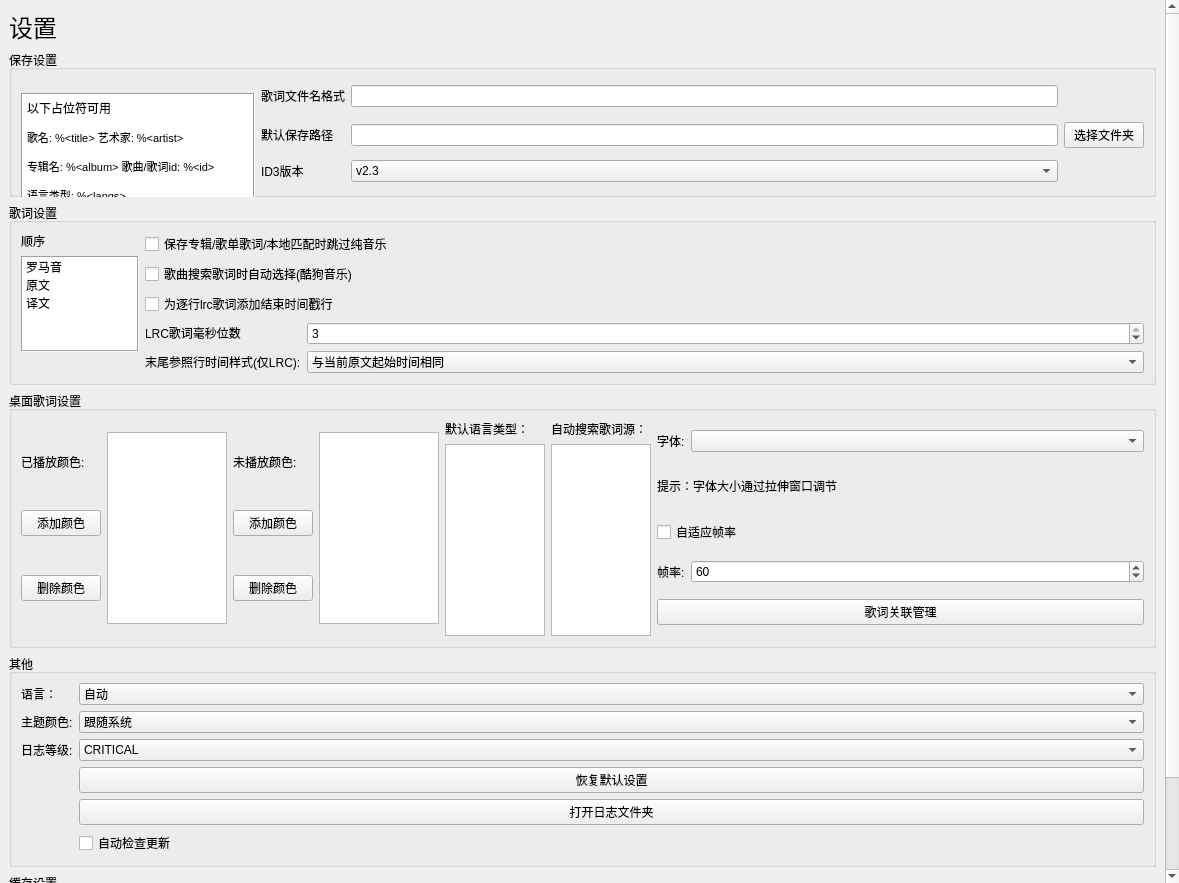
Before: the Qt Designer form LDDC/ui/settings.ui in chenmozhijin/LDDC, drawn with Qt 5.
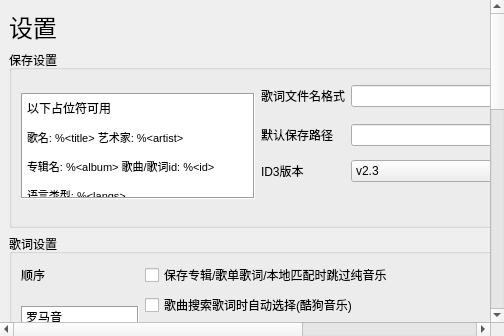
After: the same form once the commit is applied. Custom widgets are drawn as their Qt base class.

Patch:
```diff
--- a/LDDC/ui/settings.ui
+++ b/LDDC/ui/settings.ui
@@ -2,14 +2,6 @@
 <ui version="4.0">
  <class>settings</class>
  <widget class="QWidget" name="settings">
-  <property name="geometry">
-   <rect>
-    <x>0</x>
-    <y>0</y>
-    <width>1179</width>
-    <height>883</height>
-   </rect>
-  </property>
   <layout class="QVBoxLayout" name="verticalLayout">
    <property name="leftMargin">
     <number>0</number>
@@ -38,14 +30,6 @@
       <bool>true</bool>
      </property>
      <widget class="QWidget" name="scrollAreaWidgetContents">
-      <property name="geometry">
-       <rect>
-        <x>0</x>
-        <y>0</y>
-        <width>1167</width>
-        <height>959</height>
-       </rect>
-      </property>
       <layout class="QVBoxLayout" name="verticalLayout_2">
        <item>
         <widget class="QLabel" name="label">
@@ -70,7 +54,10 @@
          <property name="title">
           <string>保存设置</string>
          </property>
-         <layout class="QGridLayout" name="gridLayout_13">
+         <layout class="QGridLayout" name="gridLayout_4">
+          <property name="bottomMargin">
+           <number>40</number>
+          </property>
           <item row="0" column="0" rowspan="3">
            <widget class="QTextBrowser" name="textBrowser_5">
             <property name="sizePolicy">
@@ -110,7 +97,7 @@
 hr { height: 1px; border-width: 0; }
 li.unchecked::marker { content: &quot;\2610&quot;; }
 li.checked::marker { content: &quot;\2612&quot;; }
-&lt;/style&gt;&lt;/head&gt;&lt;body style=&quot; font-size:9pt; font-weight:400; font-style:normal;&quot;&gt;
+&lt;/style&gt;&lt;/head&gt;&lt;body style=&quot; font-family:'Microsoft YaHei UI'; font-size:9pt; font-weight:400; font-style:normal;&quot;&gt;
 &lt;p style=&quot; margin-top:12px; margin-bottom:12px; margin-left:0px; margin-right:0px; -qt-block-indent:0; text-indent:0px;&quot;&gt;以下占位符可用&lt;/p&gt;
 &lt;p style=&quot; margin-top:12px; margin-bottom:12px; margin-left:0px; margin-right:0px; -qt-block-indent:0; text-indent:0px;&quot;&gt;&lt;span style=&quot; font-size:8pt;&quot;&gt;歌名: %&amp;lt;title&amp;gt; 艺术家: %&amp;lt;artist&amp;gt;&lt;/span&gt;&lt;/p&gt;
 &lt;p style=&quot; margin-top:12px; margin-bottom:12px; margin-left:0px; margin-right:0px; -qt-block-indent:0; text-indent:0px;&quot;&gt;&lt;span style=&quot; font-size:8pt;&quot;&gt;专辑名: %&amp;lt;album&amp;gt; 歌曲/歌词id: %&amp;lt;id&amp;gt;&lt;/span&gt;&lt;/p&gt;
@@ -176,20 +163,6 @@
             </property>
            </widget>
           </item>
-          <item row="2" column="2">
-           <widget class="QComboBox" name="id3_ver_comboBox">
-            <item>
-             <property name="text">
-              <string>v2.3</string>
-             </property>
-            </item>
-            <item>
-             <property name="text">
-              <string>v2.4</string>
-             </property>
-            </item>
-           </widget>
-          </item>
           <item row="2" column="1">
            <widget class="QLabel" name="label_28">
             <property name="text">
@@ -197,6 +170,20 @@
             </property>
            </widget>
           </item>
+          <item row="2" column="2">
+           <widget class="QComboBox" name="id3_ver_comboBox">
+            <item>
+             <property name="text">
+              <string>v2.3</string>
+             </property>
+            </item>
+            <item>
+             <property name="text">
+              <string>v2.4</string>
+             </property>
+            </item>
+           </widget>
+          </item>
          </layout>
         </widget>
        </item>
@@ -205,29 +192,11 @@
          <property name="title">
           <string>歌词设置</string>
          </property>
-         <layout class="QHBoxLayout" name="horizontalLayout">
-          <item>
-           <layout class="QVBoxLayout" name="verticalLayout_4">
-            <property name="sizeConstraint">
-             <enum>QLayout::SizeConstraint::SetDefaultConstraint</enum>
-            </property>
-            <item>
-             <widget class="QLabel" name="label_4">
-              <property name="sizePolicy">
-               <sizepolicy hsizetype="Fixed" vsizetype="Fixed">
-                <horstretch>0</horstretch>
-                <verstretch>0</verstretch>
-               </sizepolicy>
-              </property>
-              <property name="text">
-               <string>顺序</string>
-              </property>
-             </widget>
-            </item>
-            <item>
+         <layout class="QGridLayout" name="gridLayout">
+          <item row="1" column="0" rowspan="6">
              <widget class="LyricOrderListWidget" name="langs_order_listWidget">
               <property name="sizePolicy">
-               <sizepolicy hsizetype="Fixed" vsizetype="Fixed">
+             <sizepolicy hsizetype="Fixed" vsizetype="Preferred">
                 <horstretch>0</horstretch>
                 <verstretch>0</verstretch>
                </sizepolicy>
@@ -297,39 +266,108 @@
               </item>
              </widget>
             </item>
-            <item>
-             <spacer name="verticalSpacer">
-              <property name="orientation">
-               <enum>Qt::Orientation::Vertical</enum>
-              </property>
-              <property name="sizeType">
-               <enum>QSizePolicy::Policy::Preferred</enum>
-              </property>
-              <property name="sizeHint" stdset="0">
-               <size>
-                <width>20</width>
-                <height>40</height>
-               </size>
-              </property>
-             </spacer>
-            </item>
-           </layout>
+          <item row="3" column="1">
+           <widget class="QLabel" name="label_6">
+            <property name="sizePolicy">
+             <sizepolicy hsizetype="Fixed" vsizetype="Fixed">
+              <horstretch>0</horstretch>
+              <verstretch>0</verstretch>
+             </sizepolicy>
+            </property>
+            <property name="text">
+             <string>LRC歌词毫秒位数:</string>
+            </property>
+           </widget>
+          </item>
+          <item row="4" column="1">
+           <widget class="QLabel" name="label_8">
+            <property name="sizePolicy">
+             <sizepolicy hsizetype="Fixed" vsizetype="Fixed">
+              <horstretch>0</horstretch>
+              <verstretch>0</verstretch>
+             </sizepolicy>
+            </property>
+            <property name="text">
+             <string>末尾参照行时间样式(仅LRC):</string>
+            </property>
+           </widget>
+          </item>
+          <item row="0" column="1" colspan="4">
+           <widget class="QCheckBox" name="skip_inst_lyrics_checkBox">
+            <property name="sizePolicy">
+             <sizepolicy hsizetype="Preferred" vsizetype="Fixed">
+              <horstretch>0</horstretch>
+              <verstretch>0</verstretch>
+             </sizepolicy>
+            </property>
+            <property name="text">
+             <string>保存专辑/歌单歌词/本地匹配时跳过纯音乐</string>
+            </property>
+           </widget>
           </item>
-          <item>
-           <layout class="QGridLayout" name="gridLayout_4">
-            <item row="1" column="0">
+          <item row="2" column="1" colspan="4">
+           <widget class="QCheckBox" name="add_end_timestamp_line_checkBox">
+            <property name="sizePolicy">
+             <sizepolicy hsizetype="Preferred" vsizetype="Fixed">
+              <horstretch>0</horstretch>
+              <verstretch>0</verstretch>
+             </sizepolicy>
+            </property>
+            <property name="text">
+             <string>为逐行lrc歌词添加结束时间戳行</string>
+            </property>
+           </widget>
+          </item>
+          <item row="0" column="0">
+           <widget class="QLabel" name="label_4">
+            <property name="sizePolicy">
+             <sizepolicy hsizetype="Preferred" vsizetype="Fixed">
+              <horstretch>0</horstretch>
+              <verstretch>0</verstretch>
+             </sizepolicy>
+            </property>
+            <property name="text">
+             <string>顺序</string>
+            </property>
+           </widget>
+          </item>
+          <item row="1" column="1" colspan="4">
              <widget class="QCheckBox" name="auto_select_checkBox">
+            <property name="sizePolicy">
+             <sizepolicy hsizetype="Preferred" vsizetype="Fixed">
+              <horstretch>0</horstretch>
+              <verstretch>0</verstretch>
+             </sizepolicy>
+            </property>
               <property name="text">
                <string>歌曲搜索歌词时自动选择(酷狗音乐)</string>
               </property>
              </widget>
             </item>
-            <item row="3" column="0">
-             <layout class="QGridLayout" name="gridLayout_8">
-              <item row="0" column="2">
+          <item row="4" column="2" colspan="3">
+           <widget class="QComboBox" name="last_ref_line_time_sty_comboBox">
+            <property name="sizePolicy">
+             <sizepolicy hsizetype="Preferred" vsizetype="Fixed">
+              <horstretch>0</horstretch>
+              <verstretch>0</verstretch>
+             </sizepolicy>
+            </property>
+            <item>
+             <property name="text">
+              <string>与当前原文起始时间相同</string>
+             </property>
+            </item>
+            <item>
+             <property name="text">
+              <string>与下一行原文起始时间接近</string>
+             </property>
+            </item>
+           </widget>
+          </item>
+          <item row="3" column="2" colspan="3">
                <widget class="QSpinBox" name="lrc_ms_digit_count_spinBox">
                 <property name="sizePolicy">
-                 <sizepolicy hsizetype="Minimum" vsizetype="Fixed">
+             <sizepolicy hsizetype="Preferred" vsizetype="Fixed">
                   <horstretch>0</horstretch>
                   <verstretch>0</verstretch>
                  </sizepolicy>
@@ -357,58 +395,6 @@
                 </property>
                </widget>
               </item>
-              <item row="0" column="1">
-               <widget class="QLabel" name="label_6">
-                <property name="sizePolicy">
-                 <sizepolicy hsizetype="Fixed" vsizetype="Fixed">
-                  <horstretch>0</horstretch>
-                  <verstretch>0</verstretch>
-                 </sizepolicy>
-                </property>
-                <property name="text">
-                 <string>LRC歌词毫秒位数</string>
-                </property>
-               </widget>
-              </item>
-              <item row="1" column="1">
-               <widget class="QLabel" name="label_8">
-                <property name="text">
-                 <string>末尾参照行时间样式(仅LRC):</string>
-                </property>
-               </widget>
-              </item>
-              <item row="1" column="2">
-               <widget class="QComboBox" name="last_ref_line_time_sty_comboBox">
-                <item>
-                 <property name="text">
-                  <string>与当前原文起始时间相同</string>
-                 </property>
-                </item>
-                <item>
-                 <property name="text">
-                  <string>与下一行原文起始时间接近</string>
-                 </property>
-                </item>
-               </widget>
-              </item>
-             </layout>
-            </item>
-            <item row="0" column="0">
-             <widget class="QCheckBox" name="skip_inst_lyrics_checkBox">
-              <property name="text">
-               <string>保存专辑/歌单歌词/本地匹配时跳过纯音乐</string>
-              </property>
-             </widget>
-            </item>
-            <item row="2" column="0">
-             <widget class="QCheckBox" name="add_end_timestamp_line_checkBox">
-              <property name="text">
-               <string>为逐行lrc歌词添加结束时间戳行</string>
-              </property>
-             </widget>
-            </item>
-           </layout>
-          </item>
          </layout>
         </widget>
        </item>
@@ -417,25 +403,8 @@
          <property name="title">
           <string>桌面歌词设置</string>
          </property>
-         <layout class="QVBoxLayout" name="verticalLayout_3">
-          <item>
-           <layout class="QHBoxLayout" name="horizontalLayout_2">
-            <item>
              <layout class="QGridLayout" name="gridLayout_3">
-              <item row="2" column="0">
-               <widget class="QPushButton" name="played_del_color_button">
-                <property name="sizePolicy">
-                 <sizepolicy hsizetype="Fixed" vsizetype="Fixed">
-                  <horstretch>0</horstretch>
-                  <verstretch>0</verstretch>
-                 </sizepolicy>
-                </property>
-                <property name="text">
-                 <string>删除颜色</string>
-                </property>
-               </widget>
-              </item>
-              <item row="0" column="0">
+          <item row="0" column="0" colspan="2">
                <widget class="QLabel" name="label_11">
                 <property name="sizePolicy">
                  <sizepolicy hsizetype="Fixed" vsizetype="Fixed">
@@ -448,53 +417,7 @@
                 </property>
                </widget>
               </item>
-              <item row="1" column="0">
-               <widget class="QPushButton" name="played_add_color_button">
-                <property name="sizePolicy">
-                 <sizepolicy hsizetype="Fixed" vsizetype="Fixed">
-                  <horstretch>0</horstretch>
-                  <verstretch>0</verstretch>
-                 </sizepolicy>
-                </property>
-                <property name="text">
-                 <string>添加颜色</string>
-                </property>
-               </widget>
-              </item>
-             </layout>
-            </item>
-            <item>
-             <widget class="ColorsListWidget" name="played_color_list">
-              <property name="sizePolicy">
-               <sizepolicy hsizetype="Fixed" vsizetype="Fixed">
-                <horstretch>0</horstretch>
-                <verstretch>0</verstretch>
-               </sizepolicy>
-              </property>
-              <property name="maximumSize">
-               <size>
-                <width>120</width>
-                <height>16777215</height>
-               </size>
-              </property>
-             </widget>
-            </item>
-            <item>
-             <layout class="QGridLayout" name="gridLayout_7">
-              <item row="2" column="0">
-               <widget class="QPushButton" name="unplayed_del_color_button">
-                <property name="sizePolicy">
-                 <sizepolicy hsizetype="Fixed" vsizetype="Fixed">
-                  <horstretch>0</horstretch>
-                  <verstretch>0</verstretch>
-                 </sizepolicy>
-                </property>
-                <property name="text">
-                 <string>删除颜色</string>
-                </property>
-               </widget>
-              </item>
-              <item row="0" column="0">
+          <item row="0" column="2" colspan="2">
                <widget class="QLabel" name="label_12">
                 <property name="sizePolicy">
                  <sizepolicy hsizetype="Fixed" vsizetype="Fixed">
@@ -507,8 +430,8 @@
                 </property>
                </widget>
               </item>
-              <item row="1" column="0">
-               <widget class="QPushButton" name="unplayed_add_color_button">
+          <item row="0" column="4">
+           <widget class="QLabel" name="label_13">
                 <property name="sizePolicy">
                  <sizepolicy hsizetype="Fixed" vsizetype="Fixed">
                   <horstretch>0</horstretch>
@@ -520,27 +443,7 @@
                 </property>
                </widget>
               </item>
-             </layout>
-            </item>
-            <item>
-             <widget class="ColorsListWidget" name="unplayed_color_list">
-              <property name="sizePolicy">
-               <sizepolicy hsizetype="Fixed" vsizetype="Fixed">
-                <horstretch>0</horstretch>
-                <verstretch>0</verstretch>
-               </sizepolicy>
-              </property>
-              <property name="maximumSize">
-               <size>
-                <width>120</width>
-                <height>16777215</height>
-               </size>
-              </property>
-             </widget>
-            </item>
-            <item>
-             <layout class="QGridLayout" name="gridLayout_9">
-              <item row="0" column="1">
+          <item row="0" column="5">
                <widget class="QLabel" name="label_16">
                 <property name="sizePolicy">
                  <sizepolicy hsizetype="Fixed" vsizetype="Preferred">
@@ -553,7 +456,81 @@
                 </property>
                </widget>
               </item>
-              <item row="1" column="0">
+          <item row="0" column="6">
+           <widget class="QLabel" name="label_10">
+            <property name="sizePolicy">
+             <sizepolicy hsizetype="Fixed" vsizetype="Preferred">
+              <horstretch>0</horstretch>
+              <verstretch>0</verstretch>
+             </sizepolicy>
+            </property>
+            <property name="text">
+             <string>字体:</string>
+            </property>
+           </widget>
+          </item>
+          <item row="0" column="7">
+           <widget class="QComboBox" name="font_comboBox"/>
+          </item>
+          <item row="1" column="0" rowspan="2">
+           <widget class="QPushButton" name="played_add_color_button">
+            <property name="sizePolicy">
+             <sizepolicy hsizetype="Fixed" vsizetype="Fixed">
+              <horstretch>0</horstretch>
+              <verstretch>0</verstretch>
+             </sizepolicy>
+            </property>
+            <property name="text">
+             <string>添加颜色</string>
+            </property>
+           </widget>
+          </item>
+          <item row="1" column="1" rowspan="4">
+           <widget class="ColorsListWidget" name="played_color_list">
+            <property name="sizePolicy">
+             <sizepolicy hsizetype="Fixed" vsizetype="Fixed">
+              <horstretch>0</horstretch>
+              <verstretch>0</verstretch>
+             </sizepolicy>
+            </property>
+            <property name="maximumSize">
+             <size>
+              <width>120</width>
+              <height>16777215</height>
+             </size>
+            </property>
+           </widget>
+          </item>
+          <item row="1" column="2" rowspan="2">
+           <widget class="QPushButton" name="unplayed_add_color_button">
+            <property name="sizePolicy">
+             <sizepolicy hsizetype="Fixed" vsizetype="Fixed">
+              <horstretch>0</horstretch>
+              <verstretch>0</verstretch>
+             </sizepolicy>
+            </property>
+            <property name="text">
+             <string>添加颜色</string>
+            </property>
+           </widget>
+          </item>
+          <item row="1" column="3" rowspan="4">
+           <widget class="ColorsListWidget" name="unplayed_color_list">
+            <property name="sizePolicy">
+             <sizepolicy hsizetype="Fixed" vsizetype="Fixed">
+              <horstretch>0</horstretch>
+              <verstretch>0</verstretch>
+             </sizepolicy>
+            </property>
+            <property name="maximumSize">
+             <size>
+              <width>120</width>
+              <height>16777215</height>
+             </size>
+            </property>
+           </widget>
+          </item>
+          <item row="1" column="4" rowspan="4">
                <widget class="CheckBoxListWidget" name="lang_type_list">
                 <property name="sizePolicy">
                  <sizepolicy hsizetype="Fixed" vsizetype="Fixed">
@@ -575,20 +552,7 @@
                 </property>
                </widget>
               </item>
-              <item row="0" column="0">
-               <widget class="QLabel" name="label_13">
-                <property name="sizePolicy">
-                 <sizepolicy hsizetype="Fixed" vsizetype="Preferred">
-                  <horstretch>0</horstretch>
-                  <verstretch>0</verstretch>
-                 </sizepolicy>
-                </property>
-                <property name="text">
-                 <string>默认语言类型：</string>
-                </property>
-               </widget>
-              </item>
-              <item row="1" column="1">
+          <item row="1" column="5" rowspan="4">
                <widget class="CheckBoxListWidget" name="source_list">
                 <property name="sizePolicy">
                  <sizepolicy hsizetype="Fixed" vsizetype="Fixed">
@@ -607,28 +571,7 @@
                 </property>
                </widget>
               </item>
-             </layout>
-            </item>
-            <item>
-             <layout class="QGridLayout" name="gridLayout_10">
-              <item row="0" column="1">
-               <widget class="QComboBox" name="font_comboBox"/>
-              </item>
-              <item row="2" column="0" colspan="2">
-               <widget class="QCheckBox" name="auto_frame_rate_checkBox">
-                <property name="text">
-                 <string>自适应帧率</string>
-                </property>
-               </widget>
-              </item>
-              <item row="3" column="0">
-               <widget class="QLabel" name="label_15">
-                <property name="text">
-                 <string>帧率:</string>
-                </property>
-               </widget>
-              </item>
-              <item row="1" column="0" colspan="2">
+          <item row="1" column="6" colspan="2">
                <widget class="QLabel" name="label_18">
                 <property name="sizePolicy">
                  <sizepolicy hsizetype="Preferred" vsizetype="Fixed">
@@ -644,7 +587,14 @@
                 </property>
                </widget>
               </item>
-              <item row="3" column="1">
+          <item row="2" column="6">
+           <widget class="QLabel" name="label_15">
+            <property name="text">
+             <string>帧率:</string>
+            </property>
+           </widget>
+          </item>
+          <item row="2" column="7">
                <widget class="QSpinBox" name="frame_rate_spinBox">
                 <property name="maximum">
                  <number>1000</number>
@@ -654,8 +604,8 @@
                 </property>
                </widget>
               </item>
-              <item row="0" column="0">
-               <widget class="QLabel" name="label_10">
+          <item row="3" column="0" rowspan="2">
+           <widget class="QPushButton" name="played_del_color_button">
                 <property name="sizePolicy">
                  <sizepolicy hsizetype="Fixed" vsizetype="Preferred">
                   <horstretch>0</horstretch>
@@ -667,7 +617,27 @@
                 </property>
                </widget>
               </item>
-              <item row="4" column="0" colspan="2">
+          <item row="3" column="2" rowspan="2">
+           <widget class="QPushButton" name="unplayed_del_color_button">
+            <property name="sizePolicy">
+             <sizepolicy hsizetype="Fixed" vsizetype="Fixed">
+              <horstretch>0</horstretch>
+              <verstretch>0</verstretch>
+             </sizepolicy>
+            </property>
+            <property name="text">
+             <string>删除颜色</string>
+            </property>
+           </widget>
+          </item>
+          <item row="3" column="6" colspan="2">
+           <widget class="QCheckBox" name="auto_frame_rate_checkBox">
+            <property name="text">
+             <string>自适应帧率</string>
+            </property>
+           </widget>
+          </item>
+          <item row="4" column="6" colspan="2">
                <widget class="QPushButton" name="show_local_song_lyrics_db_manager_button">
                 <property name="text">
                  <string>歌词关联管理</string>
@@ -675,10 +645,6 @@
                </widget>
               </item>
              </layout>
-            </item>
-           </layout>
-          </item>
-         </layout>
         </widget>
        </item>
        <item>
@@ -842,19 +808,6 @@
          </layout>
         </widget>
        </item>
-       <item>
-        <spacer name="verticalSpacer_2">
-         <property name="orientation">
-          <enum>Qt::Orientation::Vertical</enum>
-         </property>
-         <property name="sizeHint" stdset="0">
-          <size>
-           <width>20</width>
-           <height>40</height>
-          </size>
-         </property>
-        </spacer>
-       </item>
       </layout>
      </widget>
     </widget>
```
Left out of the diff: 8 changed lines with no effect on the pictures. Lines whose indentation alone changed are shown as unchanged.
